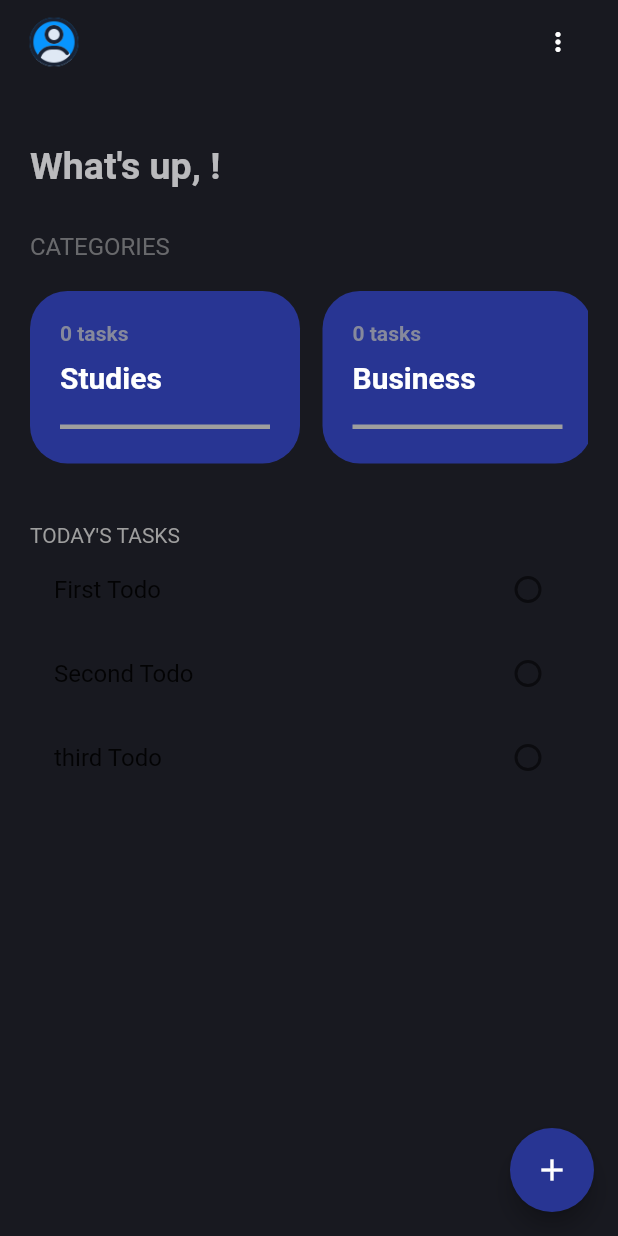
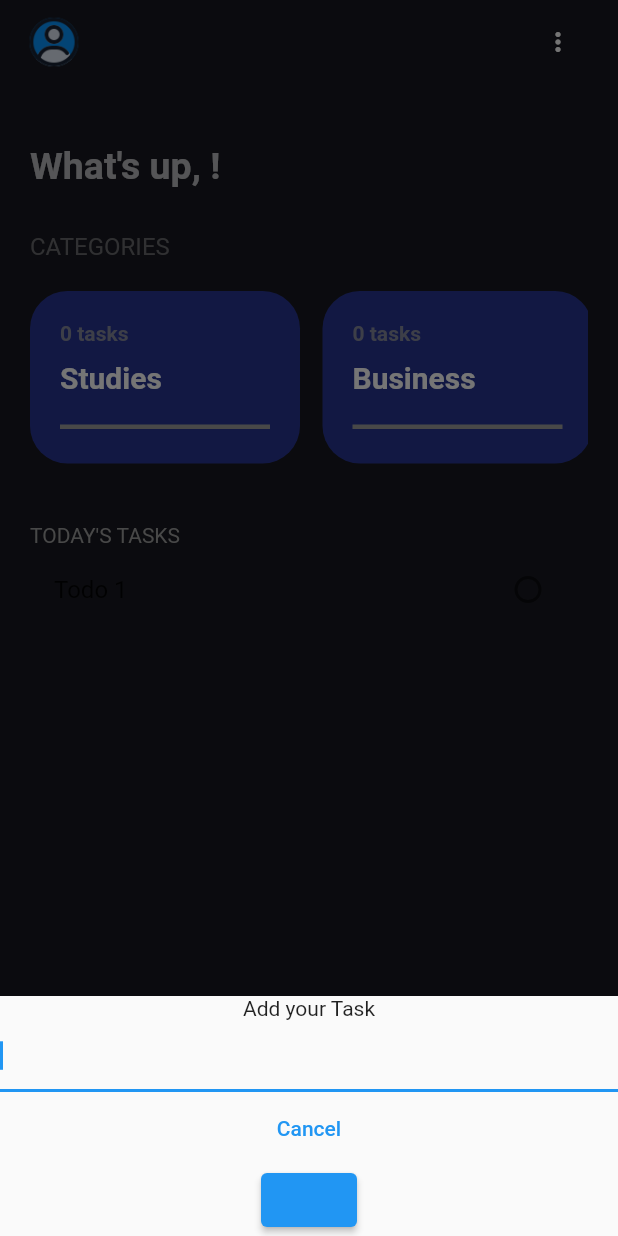
Before and after one commit to Ferrozo/todo-app-and-firebase-with-bloc, a Flutter app: the screen it shows once a user with an empty profile is signed in, after a tap on the "add" icon, on a phone screen of 412 x 824 dp. Run offline on Flutter 3.47's test engine with Material 2 defaults, Android fonts, the phone set to English and light mode, and no system bars; our stand-ins replace bloc, email_validator, equatable, firebase_auth, firebase_core, flutter_bloc and 3 more; accounts and stored records are empty.

Commit message:
adding to input controller

```diff
--- a/lib/main.dart
+++ b/lib/main.dart
@@ -3,9 +3,19 @@ import 'package:flutter/material.dart';
 import 'package:flutter/widgets.dart';
 import 'package:firebase_core/firebase_core.dart';
 import 'package:todo_app_with_firebase/presentation/screen/home/home_page.dart';
+// ignore: depend_on_referenced_packages
+import 'package:flutter_bloc/flutter_bloc.dart';
+
+import 'app/app_bloc_observer.dart';
+import 'blocs/blocs/tasks_bloc.dart';
+import 'models/task.dart';
 
 Future<void> main() async {
   WidgetsFlutterBinding.ensureInitialized();
   await Firebase.initializeApp();
-  runApp(const HomePage());
+  Bloc.observer = AppBlocObserver();
+  runApp(BlocProvider(
+    create: (context) => TasksBloc()..add(AddTask(task: Task(title: 'Todo 1'))),
+    child: const HomePage(),
+  ));
 }
--- a/lib/presentation/screen/main_page/main_page.dart
+++ b/lib/presentation/screen/main_page/main_page.dart
@@ -6,6 +6,7 @@ import 'package:flutter_bloc/flutter_bloc.dart';
 import '../../../blocs/blocs/auth_bloc.dart';
 import '../../../blocs/blocs/auth_event.dart';
 import '../../../blocs/blocs/auth_state.dart';
+import '../../../blocs/blocs/tasks_bloc.dart';
 import '../../../models/task.dart';
 import '../../widgets/todo_list.dart';
 import '../sign_in/sign_in.dart';
@@ -14,14 +15,23 @@ import '../sign_in/sign_in.dart';
 class MainPage extends StatelessWidget {
   MainPage({Key? key}) : super(key: key);
 
-  List<Task> todosList = [
-    Task(title: 'First Todo'),
-    Task(title: 'Second Todo'),
-    Task(title: 'third Todo')
-  ];
+  TextEditingController titleControll = TextEditingController();
+
+  void _addTask(BuildContext context) {
+    showModalBottomSheet(
+      context: context,
+      builder: (context) => SingleChildScrollView(
+        child: AddTaskInput(titleController: titleControll),
+      ),
+    );
+  }
+
   @override
   Widget build(BuildContext context) {
     final showCurrentUser = FirebaseAuth.instance.currentUser!;
+    return BlocBuilder<TasksBloc, TasksState>(
+      builder: (context, state) {
+        List<Task> todosList = state.allTasks;
         return Scaffold(
           backgroundColor: const Color(0xFF181920),
           appBar: AppBar(
@@ -50,7 +60,8 @@ class MainPage extends StatelessWidget {
                             borderRadius: BorderRadius.circular(50),
                             image: DecorationImage(
                               fit: BoxFit.cover,
-                          image: NetworkImage('${showCurrentUser.photoURL}'),
+                              image:
+                                  NetworkImage('${showCurrentUser.photoURL}'),
                             ),
                           ),
                         )
@@ -248,8 +259,50 @@ class MainPage extends StatelessWidget {
           ),
           floatingActionButton: FloatingActionButton(
             backgroundColor: Colors.indigo[800],
-        onPressed: () {},
+            onPressed: () => _addTask(context),
             child: const Icon(Icons.add),
+          ),
+        );
+      },
+    );
+  }
+}
+
+class AddTaskInput extends StatelessWidget {
+  const AddTaskInput({
+    Key? key,
+    required this.titleController,
+  }) : super(key: key);
+
+  final TextEditingController titleController;
+
+  @override
+  Widget build(BuildContext context) {
+    return Container(
+      padding:
+          EdgeInsets.only(bottom: MediaQuery.of(context).viewInsets.bottom),
+      child: Column(
+        children: [
+          const Text(
+            'Add your Task',
+          ),
+          TextField(
+            autofocus: true,
+            controller: titleController,
+          ),
+          TextButton(
+            onPressed: () => Navigator.pop(context),
+            child: Text('Cancel'),
+          ),
+          ElevatedButton(
+            onPressed: () {
+              var task = Task(title: titleController.text);
+              context.read<TasksBloc>().add(AddTask(task: task));
+              Navigator.pop(context);
+            },
+            child: Text(''),
+          )
+        ],
       ),
     );
   }
```
Lines whose indentation alone changed are shown as unchanged.
